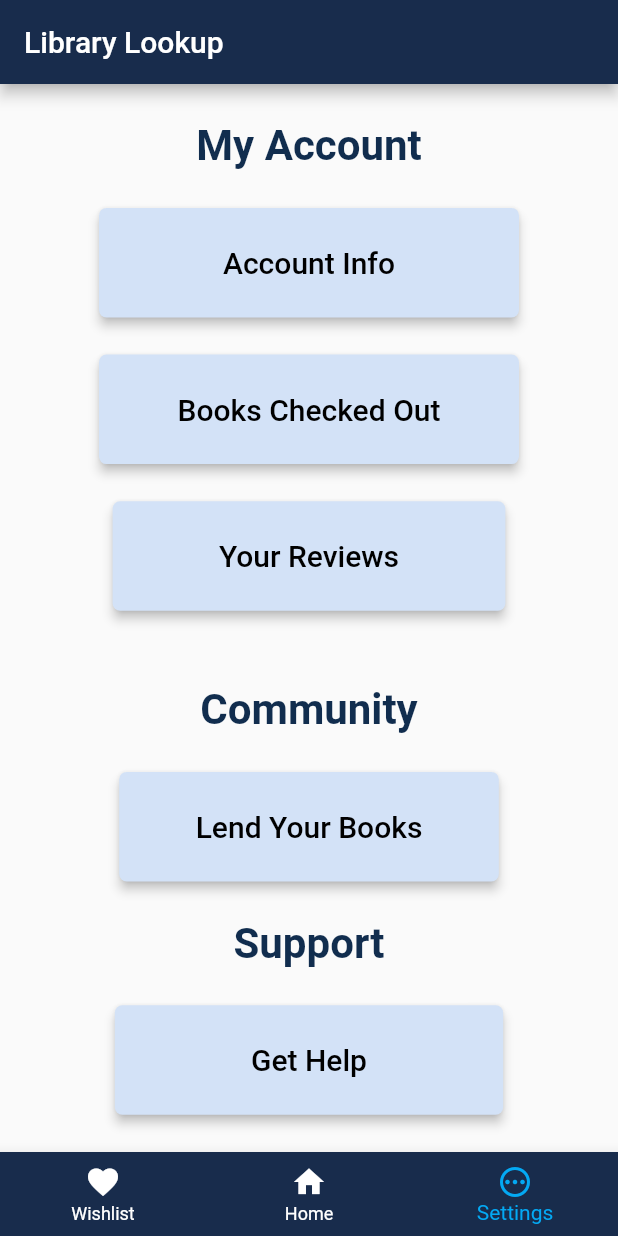
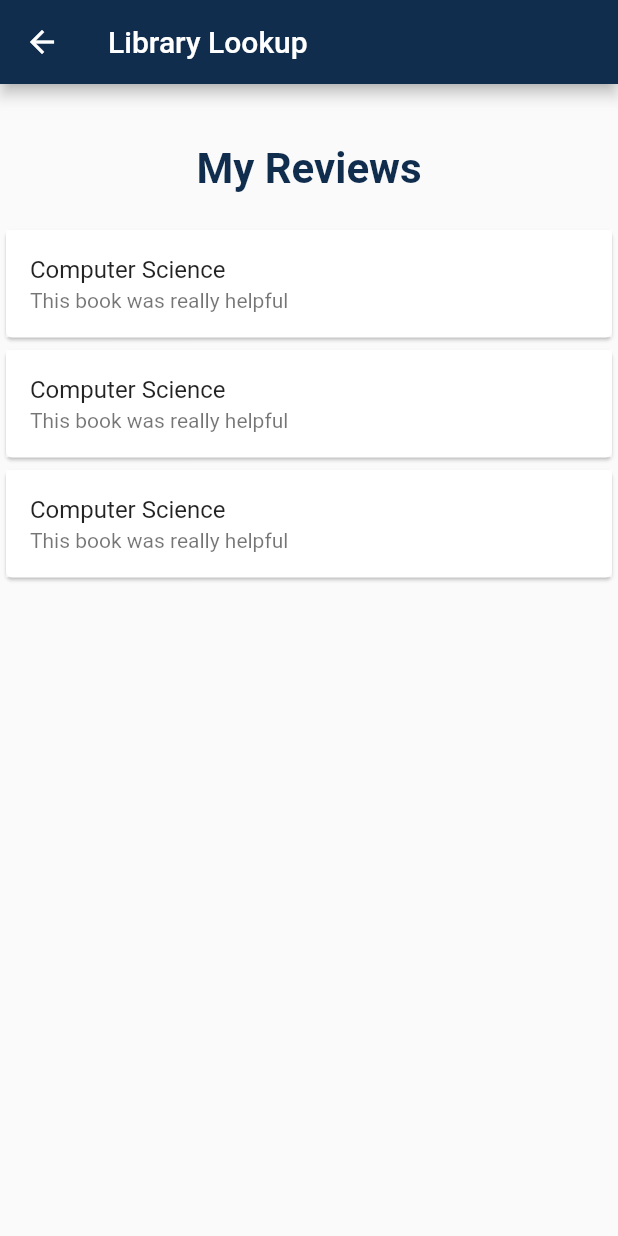
Before and after one commit to CSC-642-LibraryApp/Library_App, a Flutter app: the screen it shows after launch, item 3 of the bottom bar chosen, after a tap on "Your Reviews", on a phone screen of 412 x 824 dp. Run offline on Flutter 3.47's test engine with Material 2 defaults, Android fonts, the phone set to English and light mode, and no system bars; missing offline and left inert: library_app.

Commit message:
added review to main folder

```diff
--- /dev/null
+++ b/library_app/lib/reviews.dart
@@ -0,0 +1,45 @@
+import 'package:flutter/material.dart';
+
+class reviews extends StatelessWidget {
+  @override
+  Widget build(BuildContext context) {
+    return Scaffold(
+      appBar: AppBar(
+        title: Text("Library Lookup"),
+        backgroundColor: Color(0xFF112D4E),
+      ),
+      body: Column(
+        mainAxisAlignment: MainAxisAlignment.start,
+        crossAxisAlignment: CrossAxisAlignment.center,
+        children: <Widget>[
+          Container(
+            height: 40,
+          ),
+          const Text(
+            "My Reviews",
+            style: TextStyle(
+                fontWeight: FontWeight.bold,
+                color: Color(0xFF112D4E),
+                fontSize: 28),
+          ),
+          Container(
+            height: 20,
+          ),
+          _reviews("Computer Science", "This book was really helpful"),
+          _reviews("Computer Science", "This book was really helpful"),
+          _reviews("Computer Science", "This book was really helpful"),
+        ],
+      ),
+    );
+  }
+}
+
+Card _reviews(String title, String contents) {
+  return Card(
+    child: ListTile(
+      title: Text(title),
+      tileColor: Colors.white70,
+      subtitle: Text(contents),
+    ),
+  );
+}
--- a/library_app/lib/settings.dart
+++ b/library_app/lib/settings.dart
@@ -3,6 +3,7 @@ import 'package:app642/enrollmain.dart';
 import 'package:flutter/material.dart';
 import 'login.dart';
 import 'checkout.dart';
+import 'reviews.dart';
 //Minseon
 
 class setting extends StatelessWidget {
@@ -85,7 +86,29 @@ class setting extends StatelessWidget {
             ),
           ),
           Container(
-            child: _buildButtonColumn("      Your Reviews      "),
+            width: 280,
+            child: ElevatedButton(
+              onPressed: () {
+                Navigator.of(context).push(PageRouteBuilder(
+                    opaque: false,
+                    pageBuilder: (BuildContext context, _, __) => reviews()));
+              },
+              style: ElevatedButton.styleFrom(
+                onPrimary: Colors.black,
+                primary: Color(0xFFD3E2F7),
+                shape: RoundedRectangleBorder(
+                  borderRadius: BorderRadius.circular(5),
+                ),
+                elevation: 3.0,
+              ),
+              child: Padding(
+                padding: const EdgeInsets.all(25.0),
+                child: Text(
+                  'Your Reviews',
+                  style: TextStyle(fontSize: 20),
+                ),
+              ),
+            ),
           ),
           Container(),
           const Text(
```
